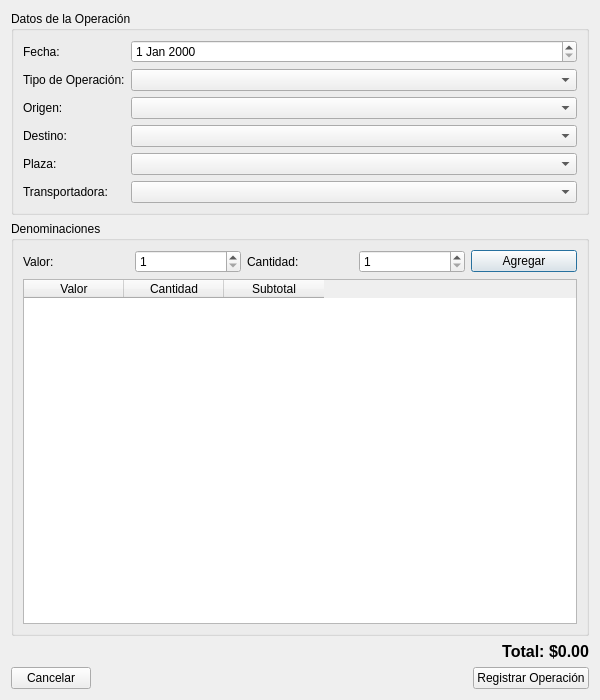
This is GestorDeBovedas/registrooperacion.ui in miguelnodjan/PROYECTO-GESTOR-BOVEDAS as Qt 5 draws it before an edit. The edited form follows.
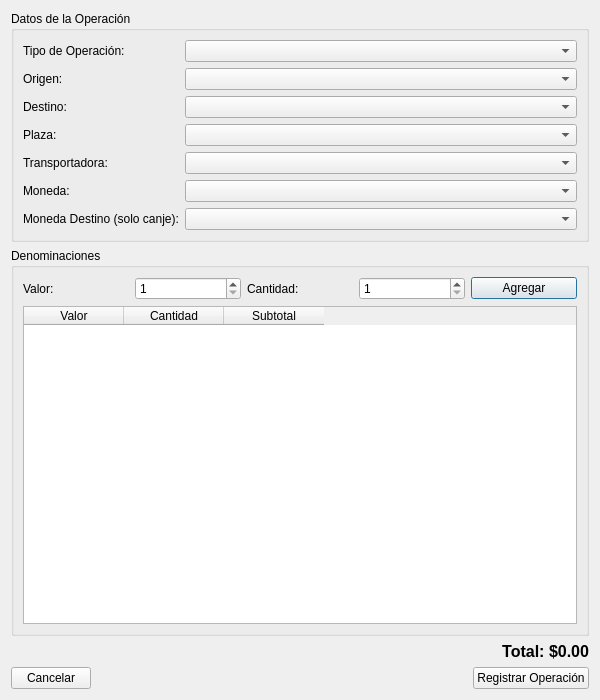
This is the edited form.

The edit to the form file:
```diff
--- a/GestorDeBovedas/registrooperacion.ui
+++ b/GestorDeBovedas/registrooperacion.ui
@@ -21,65 +21,75 @@
      </property>
      <layout class="QFormLayout" name="formLayout">
       <item row="0" column="0">
-       <widget class="QLabel" name="labelFecha">
-        <property name="text">
-         <string>Fecha:</string>
-        </property>
-       </widget>
-      </item>
-      <item row="0" column="1">
-       <widget class="QDateEdit" name="dateEditFecha"/>
-      </item>
-      <item row="1" column="0">
        <widget class="QLabel" name="labelTipo">
         <property name="text">
          <string>Tipo de Operación:</string>
         </property>
        </widget>
       </item>
-      <item row="1" column="1">
+      <item row="0" column="1">
        <widget class="QComboBox" name="comboTipo"/>
       </item>
-      <item row="2" column="0">
+      <item row="1" column="0">
        <widget class="QLabel" name="labelOrigen">
         <property name="text">
          <string>Origen:</string>
         </property>
        </widget>
       </item>
-      <item row="2" column="1">
+      <item row="1" column="1">
        <widget class="QComboBox" name="comboOrigen"/>
       </item>
-      <item row="3" column="0">
+      <item row="2" column="0">
        <widget class="QLabel" name="labelDestino">
         <property name="text">
          <string>Destino:</string>
         </property>
        </widget>
       </item>
-      <item row="3" column="1">
+      <item row="2" column="1">
        <widget class="QComboBox" name="comboDestino"/>
       </item>
-      <item row="4" column="0">
+      <item row="3" column="0">
        <widget class="QLabel" name="labelPlaza">
         <property name="text">
          <string>Plaza:</string>
         </property>
        </widget>
       </item>
-      <item row="4" column="1">
+      <item row="3" column="1">
        <widget class="QComboBox" name="comboPlaza"/>
       </item>
-      <item row="5" column="0">
+      <item row="4" column="0">
        <widget class="QLabel" name="labelTransportadora">
         <property name="text">
          <string>Transportadora:</string>
         </property>
        </widget>
       </item>
-      <item row="5" column="1">
+      <item row="4" column="1">
        <widget class="QComboBox" name="comboTransportadora"/>
       </item>
+      <item row="5" column="0">
+       <widget class="QLabel" name="labelMoneda">
+        <property name="text">
+         <string>Moneda:</string>
+        </property>
+       </widget>
+      </item>
+      <item row="5" column="1">
+       <widget class="QComboBox" name="comboMoneda"/>
+      </item>
+      <item row="6" column="0">
+       <widget class="QLabel" name="labelMonedaDestino">
+        <property name="text">
+         <string>Moneda Destino (solo canje):</string>
+        </property>
+       </widget>
+      </item>
+      <item row="6" column="1">
+       <widget class="QComboBox" name="comboMonedaDestino"/>
+      </item>
      </layout>
     </widget>
    </item>
@@ -104,7 +114,7 @@
            <number>1</number>
           </property>
           <property name="maximum">
-           <number>10000</number>
+           <number>100000</number>
           </property>
          </widget>
         </item>
```
